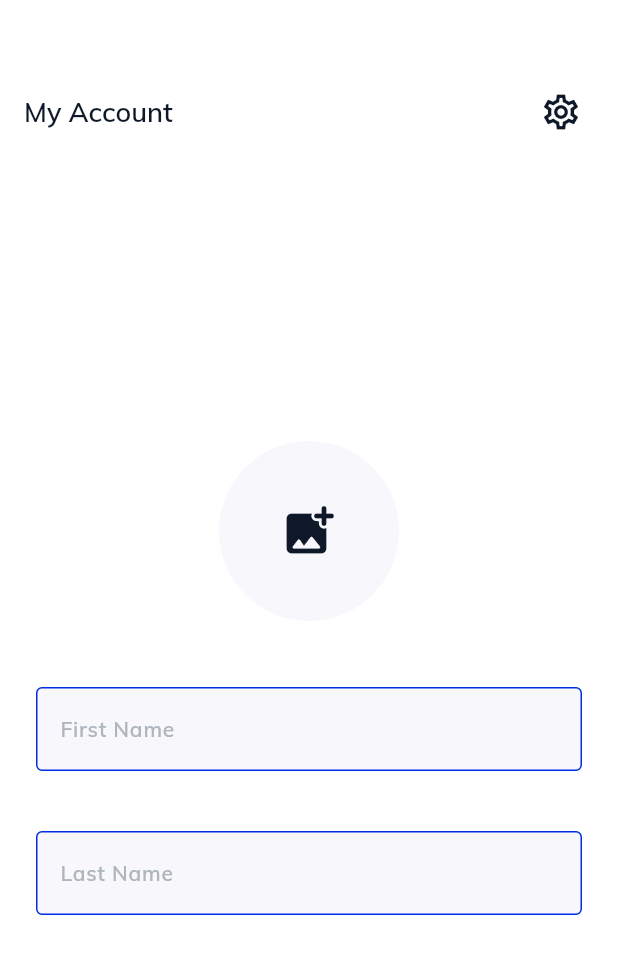
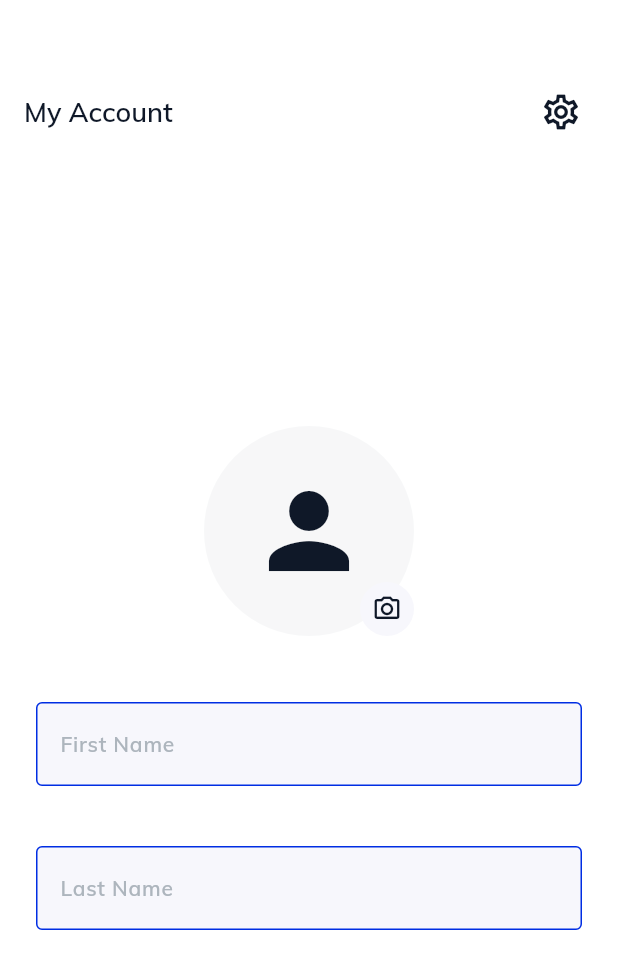
Before and after one commit to ahammednibras8/flutter-chat-app, a Flutter app: the AccountsScreen screen opened directly, on a phone screen of 412 x 824 dp. Shown: the top 969 px of the screen. Run offline on Flutter 3.47's test engine with Material 3 defaults, Android fonts, the phone set to English and light mode, and no system bars; our stand-ins replace firebase_auth, firebase_core, image_picker, intl_phone_field; accounts and stored records are empty; generated files the repository leaves out were written again.

Commit message:
Updated Profile Pic selector

```diff
--- a/lib/widgets/profile_pic_selector.dart
+++ b/lib/widgets/profile_pic_selector.dart
@@ -6,24 +6,36 @@ import 'package:flutter_chat_app/core/app_typography.dart';
 import 'package:image_picker/image_picker.dart';
 
 class ProfilePicSelector extends StatefulWidget {
-  const ProfilePicSelector({super.key});
+  final String? currentImageUrl;
+  final Function(File)? onImageSelected;
+  const ProfilePicSelector({
+    super.key,
+    this.currentImageUrl,
+    this.onImageSelected,
+  });
 
   @override
   State<ProfilePicSelector> createState() => _ProfilePicSelectorState();
 }
 
 class _ProfilePicSelectorState extends State<ProfilePicSelector> {
-  File? _image;
+  File? _selectedImage;
   final ImagePicker _picker = ImagePicker();
 
   Future<void> _pickImage(ImageSource source) async {
     try {
-      final XFile? pickedFile = await _picker.pickImage(source: source);
+      final XFile? pickedFile = await _picker.pickImage(
+        source: source,
+        imageQuality: 70,
+        maxWidth: 512,
+        maxHeight: 512,
+      );
 
       if (pickedFile != null) {
         setState(() {
-          _image = File(pickedFile.path);
+          _selectedImage = File(pickedFile.path);
         });
+        widget.onImageSelected?.call(_selectedImage!);
       }
     } catch (e) {
       debugPrint('Error picking image: $e');
@@ -33,38 +45,39 @@ class _ProfilePicSelectorState extends State<ProfilePicSelector> {
   void _showImageSourceDialog() {
     showModalBottomSheet(
       context: context,
-      builder: (BuildContext context) {
-        return Container(
-          height: 150,
-          padding: const EdgeInsets.all(16),
+      backgroundColor: AppColors.offWhite,
+      shape: const RoundedRectangleBorder(
+        borderRadius: BorderRadius.vertical(top: Radius.circular(20)),
+      ),
+      builder: (context) => SafeArea(
         child: Column(
+          mainAxisSize: MainAxisSize.min,
           children: [
             ListTile(
-                leading: const Icon(Icons.camera_alt),
-                title: const Text(
-                  'Take a photo',
-                  style: AppTypography.body1,
+              leading: const Icon(
+                Icons.photo_camera_outlined,
+                color: AppColors.defaultColor,
               ),
+              title: const Text('Take a Photo'),
               onTap: () {
                 Navigator.pop(context);
                 _pickImage(ImageSource.camera);
               },
             ),
             ListTile(
-                leading: const Icon(Icons.photo_library),
-                title: const Text(
-                  'Choose from gallery',
-                  style: AppTypography.body1,
+              leading: const Icon(
+                Icons.photo_library_outlined,
+                color: AppColors.defaultColor,
               ),
+              title: const Text('Choose from Gallery'),
               onTap: () {
                 Navigator.pop(context);
                 _pickImage(ImageSource.gallery);
               },
-              ),
+            )
           ],
         ),
-        );
-      },
+      ),
     );
   }
 
@@ -74,26 +87,51 @@ class _ProfilePicSelectorState extends State<ProfilePicSelector> {
       children: [
         GestureDetector(
           onTap: _showImageSourceDialog,
-          child: Container(
-            width: 120,
-            height: 120,
+          child: Stack(
+            children: [
+              Container(
+                width: 140,
+                height: 140,
                 decoration: BoxDecoration(
-              color: AppColors.offWhite,
+                  color: AppColors.disabled.withOpacity(0.1),
                   shape: BoxShape.circle,
-              image: _image != null
+                  image: _selectedImage != null
                       ? DecorationImage(
-                      image: FileImage(_image!),
+                          image: FileImage(_selectedImage!),
+                          fit: BoxFit.cover,
+                        )
+                      : widget.currentImageUrl != null
+                          ? DecorationImage(
+                              image: NetworkImage(widget.currentImageUrl!),
                               fit: BoxFit.cover,
                             )
                           : null,
                 ),
-            child: _image == null
+                child: _selectedImage == null && widget.currentImageUrl == null
                     ? const Icon(
-                    Icons.add_photo_alternate_rounded,
-                    size: 40,
+                        Icons.person,
+                        size: 80,
                         color: AppColors.active,
                       )
                     : null,
+              ),
+              Positioned(
+                bottom: 0,
+                right: 0,
+                child: Container(
+                  padding: const EdgeInsets.all(8),
+                  decoration: const BoxDecoration(
+                    color: AppColors.offWhite,
+                    shape: BoxShape.circle,
+                  ),
+                  child: const Icon(
+                    Icons.camera_alt_outlined,
+                    color: AppColors.active,
+                    size: 20,
+                  ),
+                ),
+              )
+            ],
           ),
         ),
       ],
```
Lines whose indentation alone changed are shown as unchanged.
